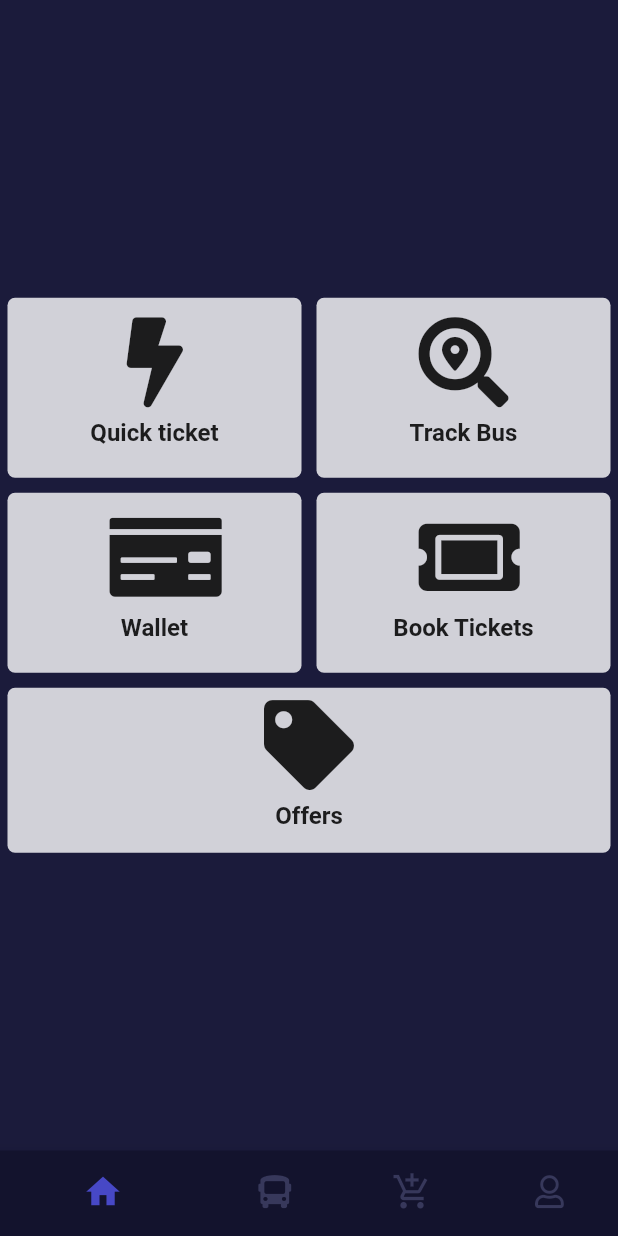
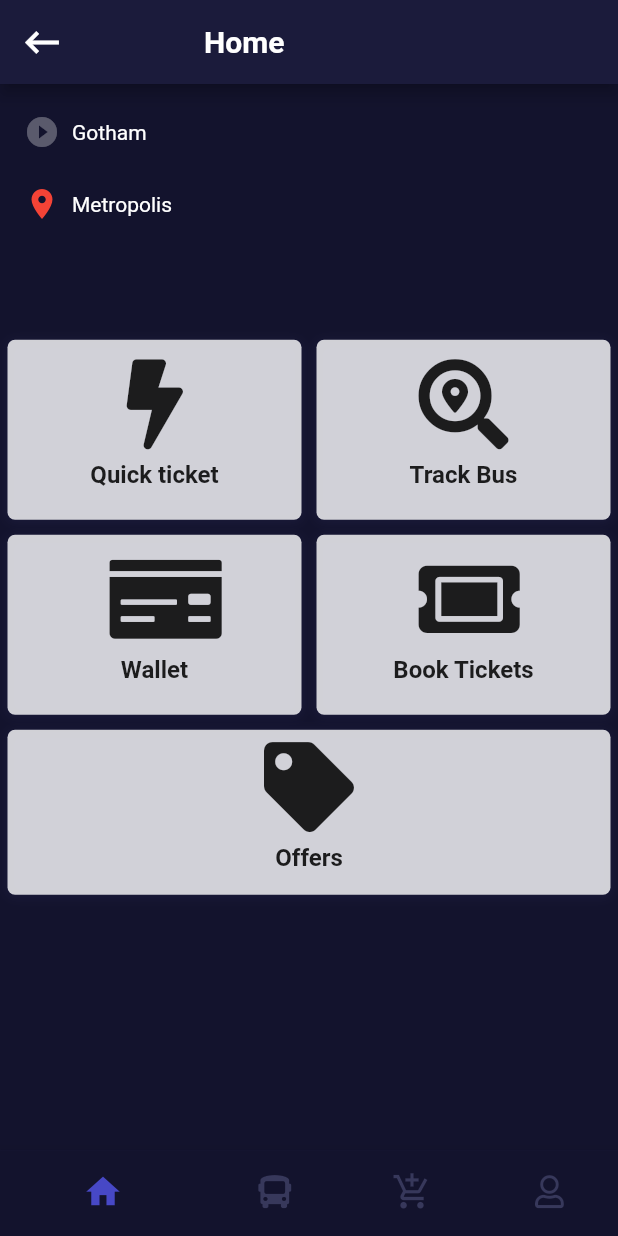
Before and after one commit to jyothir10/bus_locator, a Flutter app: the HomePage screen opened by its route, on a phone screen of 412 x 824 dp. Run offline on Flutter 3.47's test engine with Material 2 defaults, Android fonts, the phone set to English and light mode, and no system bars; our stand-ins replace equatable, firebase_auth, flutter_bloc, font_awesome_flutter, google_maps_flutter, google_sign_in and 2 more; missing offline and left inert: flutter_facebook_login; accounts and stored records are empty; project files that could hold a hidden picture were left out.

Commit message:
home page change

```diff
--- a/lib/homePage.dart
+++ b/lib/homePage.dart
@@ -18,9 +18,79 @@ class HomePage extends StatelessWidget {
     return Scaffold(
       backgroundColor: kAppBarColor,
       bottomNavigationBar: BottomBar(),
+      appBar: AppBar(
+        backgroundColor: kAppBarColor,
+        leading: IconButton(
+          icon: Container(
+            child: Icon(
+              Icons.keyboard_backspace,
+              color: Colors.white,
+              size: 30,
+            ),
+          ),
+          onPressed: null,
+        ),
+        titleSpacing: 80,
+        title: Text(
+          'Home',
+          style: TextStyle(
+            fontWeight: FontWeight.bold,
+          ),
+        ),
+      ),
       body: SafeArea(
           child: Stack(
         children: <Widget>[
+          Container(
+            color: kBottomBarColor,
+            child: Padding(
+              padding: const EdgeInsets.all(8.0),
+              child: Column(
+                children: <Widget>[
+                  Padding(
+                    padding: const EdgeInsets.all(8.0),
+                    child: Row(
+                      children: <Widget>[
+                        Icon(
+                          Icons.play_circle_filled,
+                          color: Colors.white30,
+                        ),
+                        Padding(
+                          padding: const EdgeInsets.all(8.0),
+                          child: Text(
+                            'Gotham',
+                            style: TextStyle(
+                              color: Colors.white,
+                            ),
+                          ),
+                        ),
+                      ],
+                    ),
+                  ),
+                  Padding(
+                    padding: const EdgeInsets.all(8.0),
+                    child: Row(
+                      children: <Widget>[
+                        Icon(
+                          Icons.location_on,
+                          color: Colors.red,
+                        ),
+                        Padding(
+                          padding: const EdgeInsets.all(8.0),
+                          child: Text(
+                            'Metropolis',
+                            style: TextStyle(
+                              color: Colors.white,
+                            ),
+                          ),
+                        ),
+                      ],
+                    ),
+                  ),
+                ],
+              ),
+            ),
+          ),
           Column(
             mainAxisAlignment: MainAxisAlignment.center,
             children: <Widget>[
```
